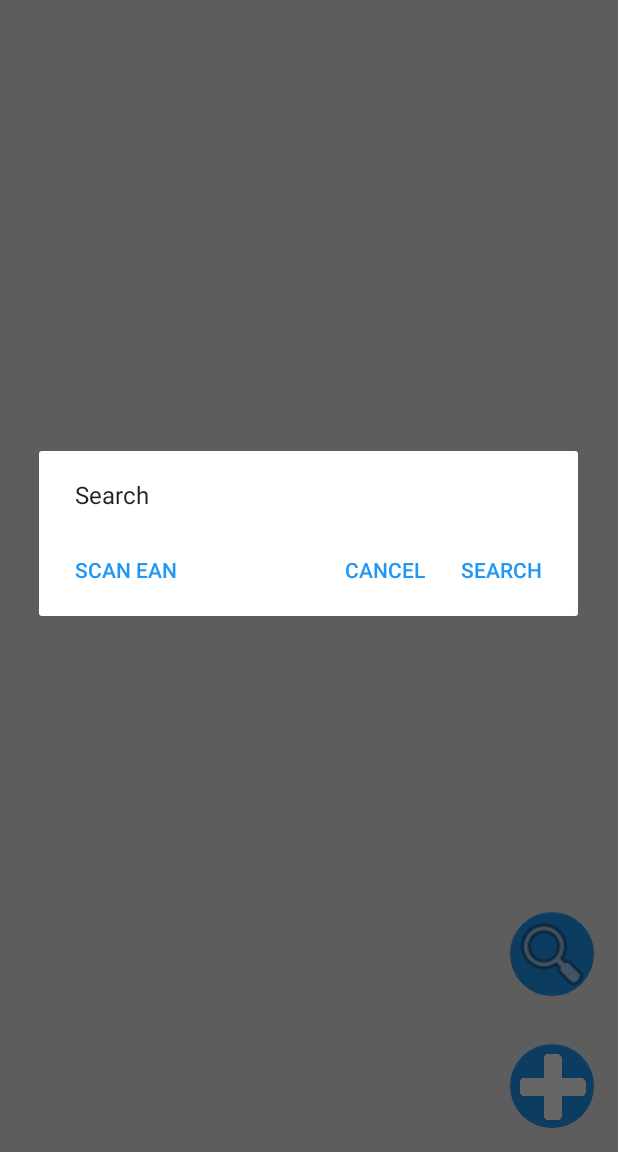
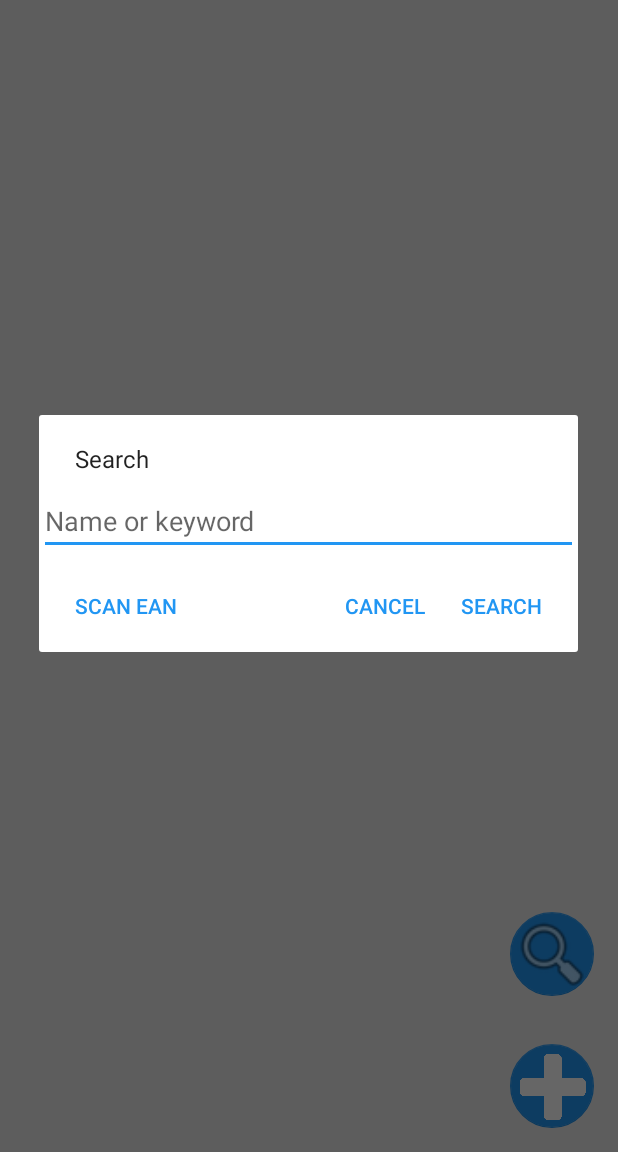
Before and after one commit to KamilStrozyk/BoxEvidence, an Android app: the ItemView screen opened directly, with no data from a screen before it, after a tap on an icon or button, on a phone screen of 412 x 824 dp, the part 84-1236 px from its top. Run offline under Robolectric (Android 15) with nearby library versions, the phone set to English and light mode, and no system bars; our stand-ins replace Room's generated code.

Commit message:
search layout fix

```diff
--- a/app/src/main/java/com/example/boxEvidence/activities/table/main/ItemView.kt
+++ b/app/src/main/java/com/example/boxEvidence/activities/table/main/ItemView.kt
@@ -11,10 +11,7 @@ import android.os.Bundle
 import android.view.LayoutInflater
 import android.view.View
 import android.view.ViewGroup
-import android.widget.ArrayAdapter
-import android.widget.ImageView
-import android.widget.ListView
-import android.widget.TextView
+import android.widget.*
 import androidx.fragment.app.Fragment
 import androidx.fragment.app.ListFragment
 import com.example.boxEvidence.R
@@ -146,12 +143,19 @@ class ItemView : ListFragment() {
             this.search.hide()
         } else {
             this.search.setOnClickListener {
+                val searchText = EditText(this.context)
+
+
+                searchText.hint =
+                    "Name or keyword"
+
                 val error = AlertDialog.Builder(this.context)
                     .setMessage("Error, please try again.")
                     .setPositiveButton("OK", null)
 
                 AlertDialog.Builder(this.context)
-                    .setMessage("Search").setPositiveButton("Search") { _: DialogInterface, _: Int ->
+                    .setMessage("Search").setView(searchText)
+                    .setPositiveButton("Search") { _: DialogInterface, _: Int ->
 
 
                     }
@@ -159,9 +163,9 @@ class ItemView : ListFragment() {
                         "Scan EAN"
                     ) { _, _ ->
 
-                    }.setNegativeButton("Cancel"){ _, _ ->
+                    }.setNegativeButton("Cancel") { _, _ ->
 
-                    } .show()
+                    }.show()
             }
         }
     }
```
